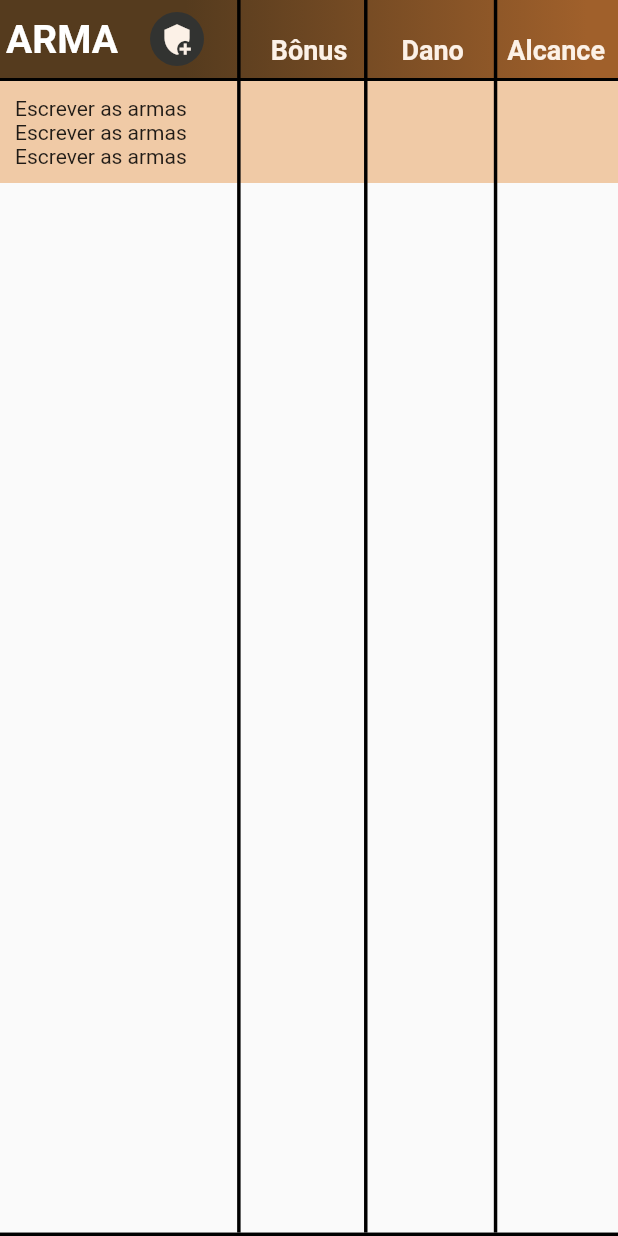
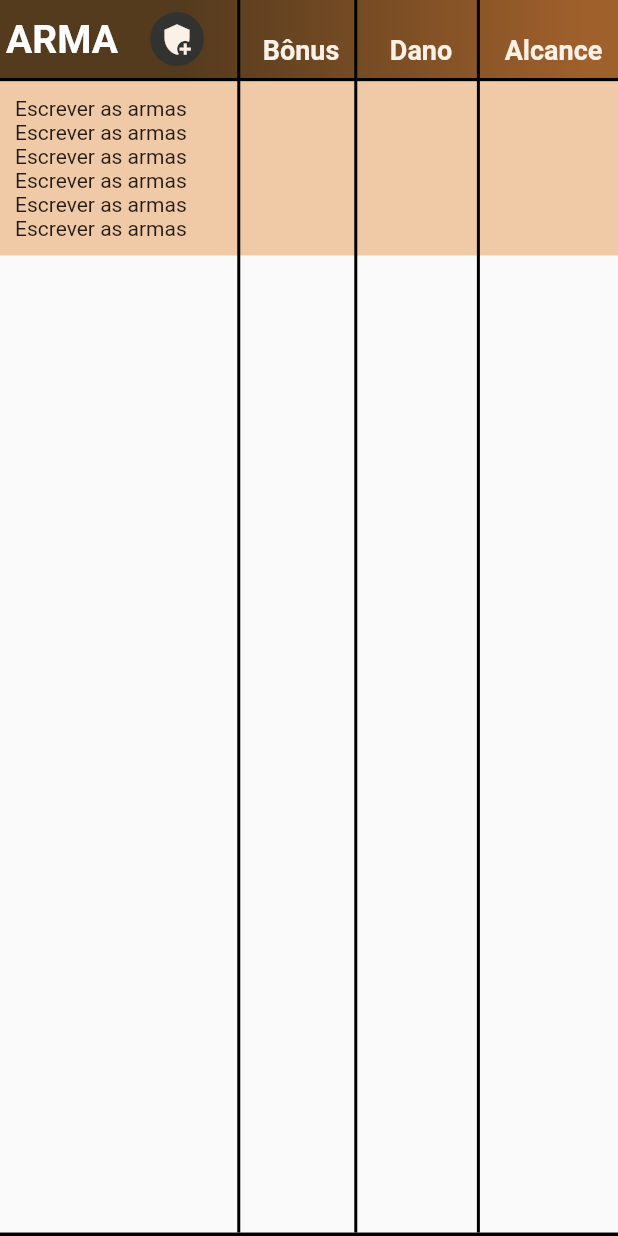
Before and after one commit to murilinhoPs/ficha_mutante_ano_zero, a Flutter app: the Weapons widget shown alone on an empty page, opened directly, on a phone screen of 412 x 824 dp. Run offline on Flutter 3.47's test engine with Material 2 defaults, Android fonts, the phone set to English and light mode, and no system bars; our stand-ins replace image_gallery_saver, pdf, permission_handler, printing, screenshot, shared_preferences; accounts and stored records are empty.

Commit message:
Remove stack from weapons to add a Canvas to paint the lines Need to organize the Canvas on another file

```diff
--- a/lib/app/modules/firstPage/wdigets/equipments/weapons.dart
+++ b/lib/app/modules/firstPage/wdigets/equipments/weapons.dart
@@ -7,14 +7,11 @@ class Weapons extends StatelessWidget {
   Widget build(BuildContext context) {
     return BoxContainer(
       bottom: myDefaultBorder,
-      child: ConstrainedBox(
-        // height: 210,
-        constraints: BoxConstraints(minHeight: 100),
-        child: Stack(
+      child: CustomPaint(
+        foregroundPainter: LinesPainter(),
+        child: Column(
           children: [
-            Align(
-              alignment: Alignment.topCenter,
-              child: BoxContainer(
+            BoxContainer(
               bottom: myDefaultBorder,
               child: Container(
                 decoration: BoxDecoration(
@@ -67,14 +64,10 @@ class Weapons extends StatelessWidget {
                 ),
               ),
             ),
-            ),
-            Positioned(
-              top: 54,
-              right: 0,
-              left: 0,
-              child: Container(
+            Container(
               padding: const EdgeInsets.all(10.0),
               // height: 156,
+              width: double.infinity,
               color: AppColors.lightOrange,
               child: Column(
                 mainAxisSize: MainAxisSize.max,
@@ -83,13 +76,12 @@ class Weapons extends StatelessWidget {
                   Text('Escrever as armas'),
                   Text('Escrever as armas'),
                   Text('Escrever as armas'),
+                  Text('Escrever as armas'),
+                  Text('Escrever as armas'),
+                  Text('Escrever as armas'),
                 ],
               ),
             ),
-            ),
-            positionedBorder(165, context),
-            positionedBorder(253.3, context),
-            positionedBorder(343.6, context),
           ],
         ),
       ),
@@ -100,7 +92,7 @@ class Weapons extends StatelessWidget {
     return Positioned(
       top: 0,
       bottom: 0,
-      left: left * (MediaQuery.of(context).size.width / 430),
+      left: left * (MediaQuery.of(context).size.width / 440),
       child: BoxContainer(
         right: myDefaultBorder,
         child: null,
@@ -113,7 +105,7 @@ class Weapons extends StatelessWidget {
       flex: flex ?? 1,
       child: Container(
         height: 55.0,
-        alignment: Alignment(0, 0.5),
+        alignment: Alignment(-0.5, 0.5),
         padding: const EdgeInsets.symmetric(horizontal: 5.0),
         child: FittedBox(
           fit: BoxFit.fitWidth,
@@ -130,3 +122,39 @@ class Weapons extends StatelessWidget {
     );
   }
 }
+
+class LinesPainter extends CustomPainter {
+  @override
+  void paint(Canvas canvas, Size size) {
+    final offset1 = 170 * (size.width / 440);
+    final offset2 = 253.3 * (size.width / 440);
+    final offset3 = 340.6 * (size.width / 440);
+
+    final paintWhite = Paint()..color = Colors.transparent;
+    var rrectWhite = RRect.fromLTRBR(
+      0,
+      0,
+      size.width,
+      size.height,
+      Radius.zero,
+    );
+
+    canvas.drawRRect(rrectWhite, paintWhite);
+
+    final paintverticalLines = Paint()..strokeWidth = 2.0;
+
+    canvas.drawLine(
+        Offset(offset1, 0), Offset(offset1, size.height), paintverticalLines);
+
+    canvas.drawLine(
+        Offset(offset2, 0), Offset(offset2, size.height), paintverticalLines);
+
+    canvas.drawLine(
+        Offset(offset3, 0), Offset(offset3, size.height), paintverticalLines);
+  }
+
+  @override
+  bool shouldRepaint(CustomPainter oldDelegate) {
+    return false;
+  }
+}
```
Lines whose indentation alone changed are shown as unchanged.
